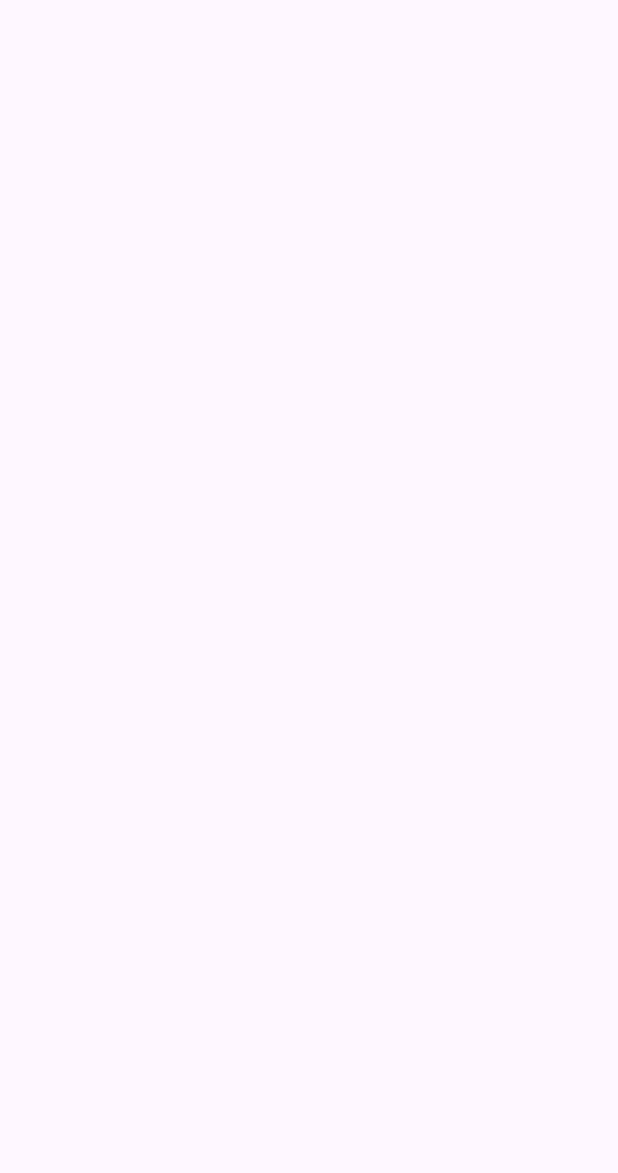
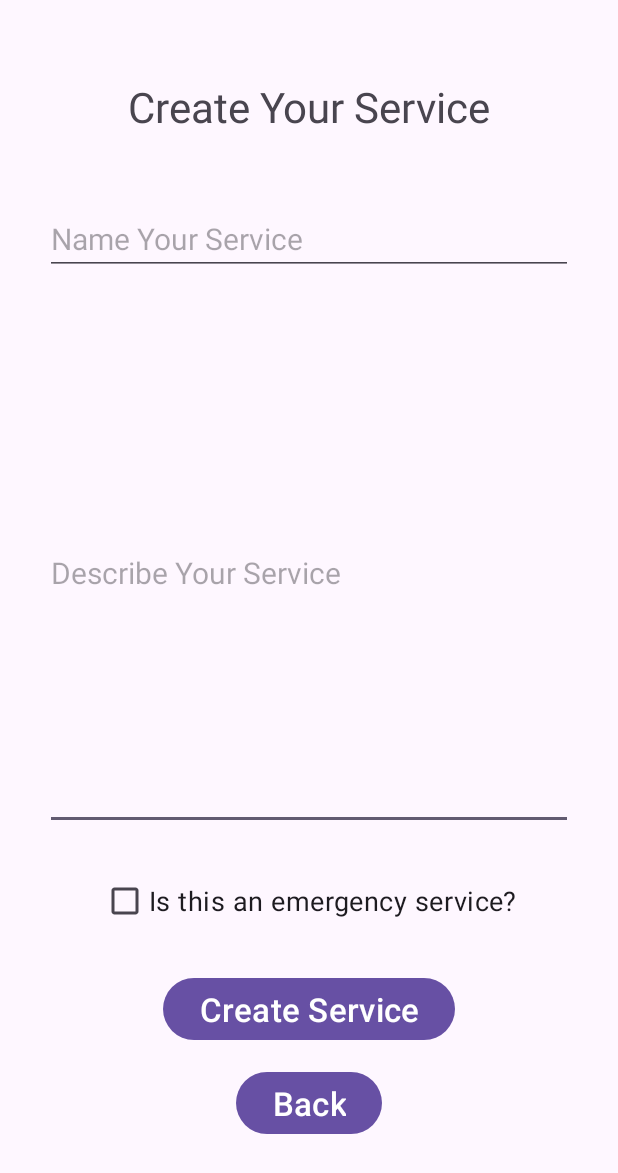
Before and after one commit to benmacleod24/cis-183-final, an Android app: the createService screen opened directly, with no data from a screen before it, on a phone screen of 412 x 824 dp. Before the commit the part shown is empty. Shown: the top 1173 px of the screen. Run offline under Robolectric (Android 15) with nearby library versions, the phone set to English and light mode, and no system bars.

Commit message:
Create & Read for Services
-Create and Read for services both on app side and database side.

```diff
--- a/Program_01/app/src/main/java/com/example/program_01/Database/BusinessDatabase.java
+++ b/Program_01/app/src/main/java/com/example/program_01/Database/BusinessDatabase.java
@@ -93,8 +93,7 @@ public class BusinessDatabase
 
     public void createBusiness(Business b) // Creates a business in the database with the given info from the Business object b that was caught
     {
-        SQLiteDatabase db = ctx.getWritableDatabase(); //Get writable
-        //Inserts a new business into the business table with the values from the Business object b that was caught
+        SQLiteDatabase db = ctx.getWritableDatabase();
         db.execSQL("INSERT INTO " + DatabaseVaribles.BUSINESS_TABLE + " VALUES ('" + b.getEmail() + "','" + b.getPassword() + "','" + b.getName() + "','" + b.getNumber() + "');");
         db.close(); //CLOSE
     }
@@ -102,7 +101,6 @@ public class BusinessDatabase
     public void updateBusiness(Business b) // Updates the business with the given info from the Business object b that was caught. Email not included (primary key)
     {
         SQLiteDatabase db = ctx.getWritableDatabase();
-        //Query to update the password, name, and number of the business that has the email b.getEmail()
         String updateCommand = "UPDATE " + DatabaseVaribles.BUSINESS_TABLE + " SET pasword = '" + b.getPassword() + "' , name = '" + b.getName() + "' , number = '" + b.getNumber() + "' WHERE email = '" + b.getEmail() + "';";
         db.execSQL(updateCommand); //Execute
         db.close(); //CLOSE
@@ -110,7 +108,7 @@ public class BusinessDatabase
 
     public void deleteBusiness(String e)
     {
-        SQLiteDatabase db = ctx.getWritableDatabase(); //Get writable
+        SQLiteDatabase db = ctx.getWritableDatabase();
         //Deletes the business with the given email (e) from the business table
         db.execSQL("DELETE FROM " + DatabaseVaribles.BUSINESS_TABLE + " WHERE email = '" + e + "';");
         db.close(); //CLOSE
--- a/Program_01/app/src/main/java/com/example/program_01/Database/Database.java
+++ b/Program_01/app/src/main/java/com/example/program_01/Database/Database.java
@@ -19,6 +19,7 @@ public class Database extends SQLiteOpenHelper
         // Create the users table from this static method.
         UsersDatabase.create(sqLiteDatabase);
         BusinessDatabase.create(sqLiteDatabase);
+        ServiceDatabase.create(sqLiteDatabase);
     }
 
     @Override
@@ -27,6 +28,7 @@ public class Database extends SQLiteOpenHelper
         // Drop and clean out the tables.
         UsersDatabase.clean(sqLiteDatabase);
         BusinessDatabase.clean(sqLiteDatabase);
+        ServiceDatabase.clean(sqLiteDatabase);
 
         // Recall onCreate function to restructure database.
         onCreate(sqLiteDatabase);
--- a/Program_01/app/src/main/java/com/example/program_01/Database/DatabaseVaribles.java
+++ b/Program_01/app/src/main/java/com/example/program_01/Database/DatabaseVaribles.java
@@ -3,7 +3,8 @@ package com.example.program_01.Database;
 public class DatabaseVaribles
 {
     public static String DB_NAME = "mars_database";
-    public static int DB_VERSION = 3;
+    public static int DB_VERSION = 4;
     public static String USER_TABLE = "users";
     public static String BUSINESS_TABLE = "businesses";
+    public static String SERVICE_TABLE = "services";
 }
--- /dev/null
+++ b/Program_01/app/src/main/java/com/example/program_01/Database/ServiceDatabase.java
@@ -0,0 +1,88 @@
+package com.example.program_01.Database;
+
+import android.annotation.SuppressLint;
+import android.content.Context;
+import android.database.Cursor;
+import android.database.sqlite.SQLiteDatabase;
+import android.util.Log;
+
+import com.example.program_01.Models.Business;
+import com.example.program_01.Models.Service;
+
+import java.util.ArrayList;
+
+public class ServiceDatabase
+{
+    Database ctx;
+
+    public ServiceDatabase(Context c)
+    {
+        // Create new database instance here.
+        ctx = new Database(c);
+    }
+
+    public static void create(SQLiteDatabase db)
+    {
+        //ORDER: serviceId -> businessId-> serviceType -> serviceName -> serviceDesc
+        //db.execSQL("CREATE TABLE " + DatabaseVaribles.SERVICE_TABLE + " (serviceId primary key auto_increment, businessId, serviceType, serviceName, serviceDesc, foreign key (businessId) references business_table (email));");
+        String command = "CREATE TABLE " + DatabaseVaribles.SERVICE_TABLE + " (serviceId INTEGER PRIMARY KEY AUTOINCREMENT, businessId TEXT NOT NULL, serviceType TEXT NOT NULL, serviceName TEXT NOT NULL, serviceDesc TEXT NOT NULL, FOREIGN KEY (businessId) REFERENCES " + DatabaseVaribles.BUSINESS_TABLE + " (email));";
+        db.execSQL(command);
+        Log.d("DEBUG", "Created service table");
+    }
+
+    public static void clean(SQLiteDatabase db)
+    {
+        //Drop Service table
+        db.execSQL("DROP TABLE IF EXISTS " + DatabaseVaribles.SERVICE_TABLE + ";");
+    }
+
+    @SuppressLint("Range")
+    public ArrayList<Service> getAllServicesUnderBusiness(String e)
+    {
+        ArrayList<Service> listOfServices = new ArrayList<Service>();
+
+        //Query to select all services where businessId == the given email
+        String selectQuery = "SELECT * FROM " + DatabaseVaribles.SERVICE_TABLE + " WHERE businessId = '" + e + "';";
+
+        SQLiteDatabase db = ctx.getReadableDatabase(); //Get readable
+        Cursor cursor = db.rawQuery(selectQuery, null);
+
+        int sId;
+        String bId;
+        String sType;
+        String sName;
+        String sDesc;
+
+        if (cursor.moveToFirst()) //If there was something there
+        {
+            do
+            {
+                //Get the information
+                sId = cursor.getInt(cursor.getColumnIndex("serviceId"));
+                bId = cursor.getString(cursor.getColumnIndex("businessId"));
+                sType = cursor.getString(cursor.getColumnIndex("serviceType"));
+                sName = cursor.getString(cursor.getColumnIndex("serviceName"));
+                sDesc = cursor.getString(cursor.getColumnIndex("serviceDesc"));
+
+                //Make a new Service object given the information (put in array)
+                listOfServices.add(new Service(sId, bId, sType, sName, sDesc));
+            }
+            while (cursor.moveToNext()); //Until there are none left
+        }
+
+        db.close(); //CLOSE
+
+        return listOfServices;
+    }
+
+    public void createService(String bId, String sType, String sName, String sDesc) // Creates a service in the database with the given info
+    {
+        SQLiteDatabase db = ctx.getWritableDatabase();
+        String command = "INSERT INTO " + DatabaseVaribles.SERVICE_TABLE + " (businessId, serviceType, serviceName, serviceDesc) VALUES ('" + bId + "','" + sType + "','" + sName + "','" + sDesc + "');";
+        db.execSQL(command);
+        db.close(); //CLOSE
+    }
+
+    //UPDATE
+    //DELETE
+}
--- a/Program_01/app/src/main/java/com/example/program_01/createService.java
+++ b/Program_01/app/src/main/java/com/example/program_01/createService.java
@@ -2,15 +2,115 @@ package com.example.program_01;
 
 import androidx.appcompat.app.AppCompatActivity;
 
+import android.content.Intent;
 import android.os.Bundle;
+import android.util.Log;
+import android.view.View;
+import android.widget.Button;
+import android.widget.CheckBox;
+import android.widget.EditText;
+
+import com.example.program_01.Database.BusinessDatabase;
+import com.example.program_01.Database.ServiceDatabase;
+import com.example.program_01.Database.UsersDatabase;
+import com.example.program_01.Models.Business;
+import com.example.program_01.Models.Service;
+
+import java.util.ArrayList;
 
 public class createService extends AppCompatActivity
 {
+    //GUI Stuff
+    EditText et_j_cs_name;
+    EditText et_j_cs_desc;
+    CheckBox cb_j_cs_isEmergency;
+    Button btn_j_cs_createService;
+    Button btn_j_cs_back;
+
+    //Intent Stuff
+    Intent bussinessHomeIntent;
+
+    //Database Stuff
+    BusinessDatabase businessDb;
+    ServiceDatabase serviceDb;
 
     @Override
     protected void onCreate(Bundle savedInstanceState)
     {
         super.onCreate(savedInstanceState);
         setContentView(R.layout.activity_create_service);
+
+        //GUI Stuff
+        et_j_cs_name = findViewById(R.id.et_v_cs_name);
+        et_j_cs_desc = findViewById(R.id.et_v_cs_desc);
+        cb_j_cs_isEmergency = findViewById(R.id.cb_v_cs_isEmergency);
+        btn_j_cs_createService = findViewById(R.id.btn_v_cs_createService);
+        btn_j_cs_back = findViewById(R.id.btn_v_cs_back);
+
+        //Database Stuff
+        businessDb = new BusinessDatabase(this);
+        serviceDb = new ServiceDatabase(this);
+
+        //Intent Stuff
+        bussinessHomeIntent = new Intent(createService.this, businessHome.class);
+
+        //TESTING
+        ArrayList<Service> allServicesUnderMe = new ArrayList<Service>();
+        allServicesUnderMe = serviceDb.getAllServicesUnderBusiness("test3");
+        for (int i = 0; i < allServicesUnderMe.size(); i++)
+        {
+            Log.d("SERVICES UNDER ME", allServicesUnderMe.get(i).getServiceName());
+        }
+
+
+        //Functions
+        createServiceButtonEvent();
+        backButtonEvent();
+    }
+
+    public void createServiceButtonEvent()
+    {
+        btn_j_cs_createService.setOnClickListener(new View.OnClickListener()
+        {
+            @Override
+            public void onClick(View v)
+            {
+                Log.d("Button Pressed: ", "=====Create Service Button Press (From Create Service Intent)=====");
+
+                //Make sure text boxes are filled (if not give error)
+                String sName = et_j_cs_name.getText().toString();
+                String sDesc = et_j_cs_desc.getText().toString();
+
+                //Make new service
+                //Must make service through database first, then read services later because serviceId is auto incrementing
+                if (cb_j_cs_isEmergency.isChecked()) //Service is of type EMERGENCY
+                {
+                    //Looks like this
+                    //serviceDb.createService(loggedInBusinessEmail, Service.SERVICE_TYPE_EMERGENCY, sName, sDesc);
+                    serviceDb.createService("test3", Service.SERVICE_TYPE_EMERGENCY, sName, sDesc);
+                }
+                else //Service is of type BASIC
+                {
+                    //Looks like this
+                    //serviceDb.createService(loggedInBusinessEmail, Service.SERVICE_TYPE_BASIC, sName, sDesc);
+                }
+
+
+                startActivity(bussinessHomeIntent);
+            }
+        });
+    }
+
+    public void backButtonEvent()
+    {
+        btn_j_cs_back.setOnClickListener(new View.OnClickListener()
+        {
+            @Override
+            public void onClick(View v)
+            {
+                Log.d("Button Pressed: ", "=====Back Button Press (From Create Service Intent)=====");
+                startActivity(bussinessHomeIntent);
+            }
+        });
     }
 }
--- a/Program_01/app/src/main/res/layout/activity_create_service.xml
+++ b/Program_01/app/src/main/res/layout/activity_create_service.xml
@@ -6,4 +6,85 @@
     android:layout_height="match_parent"
     tools:context=".createService">
 
+    <EditText
+        android:id="@+id/et_v_cs_desc"
+        android:layout_width="0dp"
+        android:layout_height="0dp"
+        android:layout_marginStart="30dp"
+        android:layout_marginEnd="30dp"
+        android:layout_marginBottom="23dp"
+        android:ems="10"
+        android:hint="Describe Your Service"
+        android:inputType="text"
+        android:textAlignment="viewStart"
+        android:textSize="20sp"
+        app:layout_constraintBottom_toTopOf="@+id/cb_v_cs_isEmergency"
+        app:layout_constraintEnd_toEndOf="parent"
+        app:layout_constraintStart_toStartOf="parent"
+        app:layout_constraintTop_toBottomOf="@+id/et_v_cs_name" />
+
+    <TextView
+        android:id="@+id/textView6"
+        android:layout_width="wrap_content"
+        android:layout_height="wrap_content"
+        android:layout_marginTop="52dp"
+        android:layout_marginBottom="45dp"
+        android:text="Create Your Service"
+        android:textSize="28sp"
+        app:layout_constraintBottom_toTopOf="@+id/et_v_cs_name"
+        app:layout_constraintEnd_toEndOf="parent"
+        app:layout_constraintStart_toStartOf="parent"
+        app:layout_constraintTop_toTopOf="parent" />
+
+    <EditText
+        android:id="@+id/et_v_cs_name"
+        android:layout_width="0dp"
+        android:layout_height="wrap_content"
+        android:layout_marginStart="30dp"
+        android:layout_marginEnd="30dp"
+        android:layout_marginBottom="27dp"
+        android:ems="10"
+        android:hint="Name Your Service"
+        android:inputType="text"
+        android:textSize="20sp"
+        app:layout_constraintBottom_toTopOf="@+id/et_v_cs_desc"
+        app:layout_constraintEnd_toEndOf="parent"
+        app:layout_constraintStart_toStartOf="parent"
+        app:layout_constraintTop_toBottomOf="@+id/textView6" />
+
+    <CheckBox
+        android:id="@+id/cb_v_cs_isEmergency"
+        android:layout_width="wrap_content"
+        android:layout_height="wrap_content"
+        android:layout_marginStart="37dp"
+        android:layout_marginBottom="23dp"
+        android:text="Is this an emergency service?"
+        android:textSize="18sp"
+        app:layout_constraintBottom_toTopOf="@+id/btn_v_cs_createService"
+        app:layout_constraintStart_toStartOf="@+id/et_v_cs_desc"
+        app:layout_constraintTop_toBottomOf="@+id/et_v_cs_desc" />
+
+    <Button
+        android:id="@+id/btn_v_cs_createService"
+        android:layout_width="wrap_content"
+        android:layout_height="wrap_content"
+        android:layout_marginStart="41dp"
+        android:layout_marginBottom="13dp"
+        android:text="Create Service"
+        android:textSize="22sp"
+        app:layout_constraintBottom_toTopOf="@+id/btn_v_cs_back"
+        app:layout_constraintStart_toStartOf="@+id/cb_v_cs_isEmergency"
+        app:layout_constraintTop_toBottomOf="@+id/cb_v_cs_isEmergency" />
+
+    <Button
+        android:id="@+id/btn_v_cs_back"
+        android:layout_width="wrap_content"
+        android:layout_height="wrap_content"
+        android:layout_marginBottom="64dp"
+        android:text="Back"
+        android:textSize="22sp"
+        app:layout_constraintBottom_toBottomOf="parent"
+        app:layout_constraintEnd_toEndOf="parent"
+        app:layout_constraintStart_toStartOf="parent"
+        app:layout_constraintTop_toBottomOf="@+id/btn_v_cs_createService" />
 </androidx.constraintlayout.widget.ConstraintLayout>
```
Also changed, not shown: Program_01/app/src/main/java/com/example/program_01/CreateBusiness.java (+16 -2 lines), Program_01/app/src/main/java/com/example/program_01/Database/UsersDatabase.java (+9 -5 lines), Program_01/app/src/main/java/com/example/program_01/Models/Service.java (+5 -4 lines).
